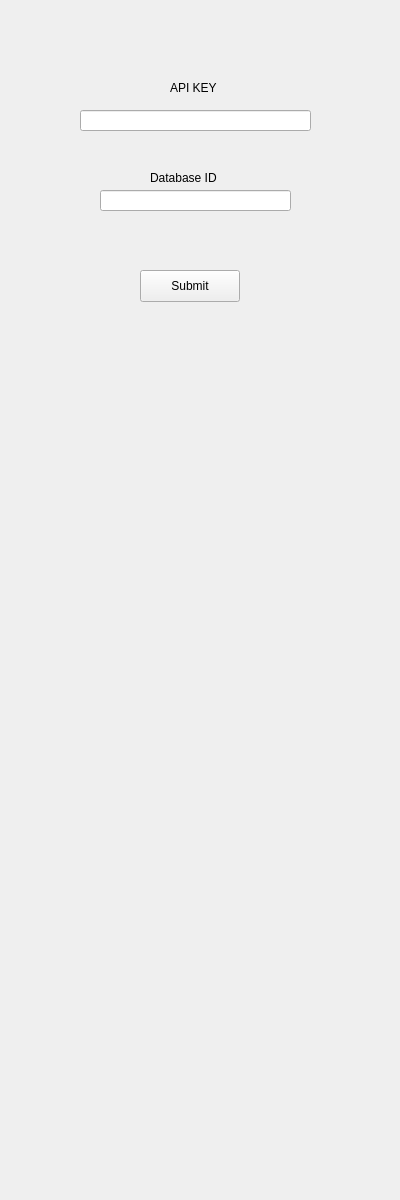
First picture: the form in m_api.ui, repository Cysmic/team_focus, before the edit.
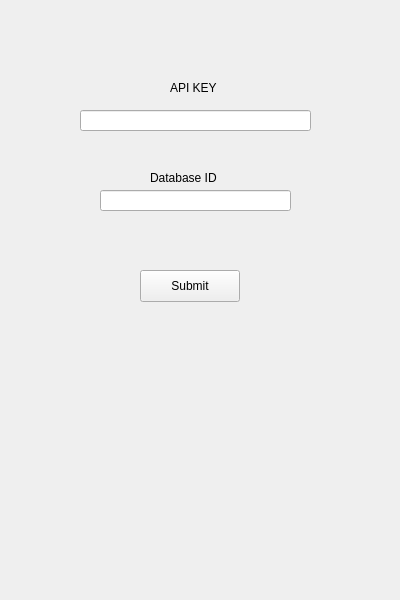
Second picture: the form after the edit.

What changed in the file:
```diff
--- a/m_api.ui
+++ b/m_api.ui
@@ -7,7 +7,7 @@
     <x>0</x>
     <y>0</y>
     <width>400</width>
-    <height>1200</height>
+    <height>600</height>
    </rect>
   </property>
   <property name="windowTitle">
```
